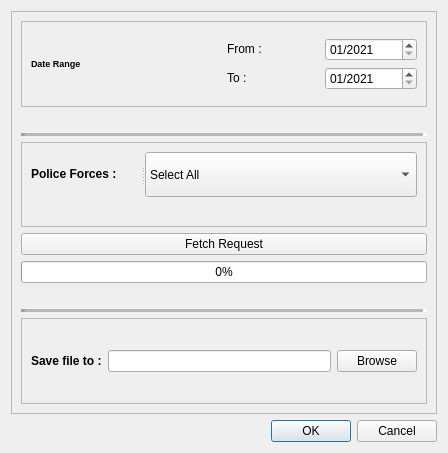
SayehOmar/UK-Police-API, file UK_Police_API_dialog_base.ui: the form before one commit.
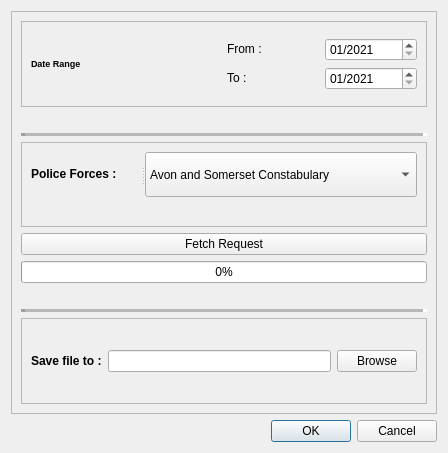
The form after the commit. Custom widgets are drawn as their Qt base class.

Diff of the .ui file:
```diff
--- a/UK_Police_API_dialog_base.ui
+++ b/UK_Police_API_dialog_base.ui
@@ -72,11 +72,6 @@
             </property>
            </widget>
            <widget class="QgsCheckableComboBox" name="mComboBox">
-            <item>
-             <property name="text">
-              <string>Select All </string>
-             </property>
-            </item>
             <item>
              <property name="text">
               <string id="avon-and-somerset">Avon and Somerset Constabulary</string>
```
